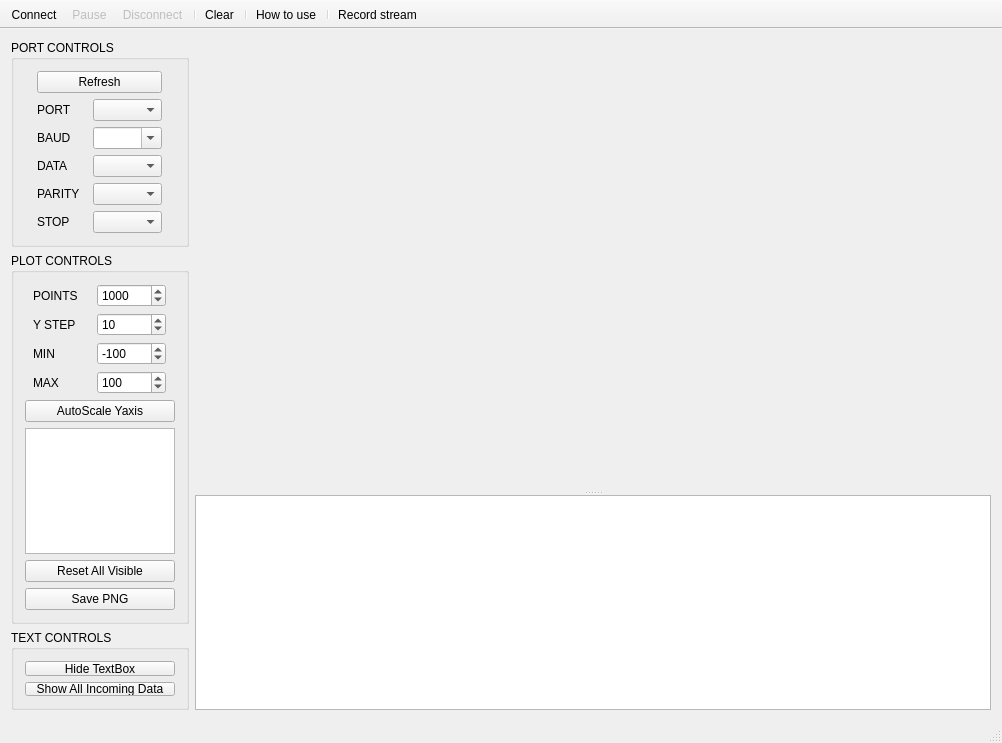
Old version of the form mainwindow.ui in the repository wwrx/serial_port_plotter.
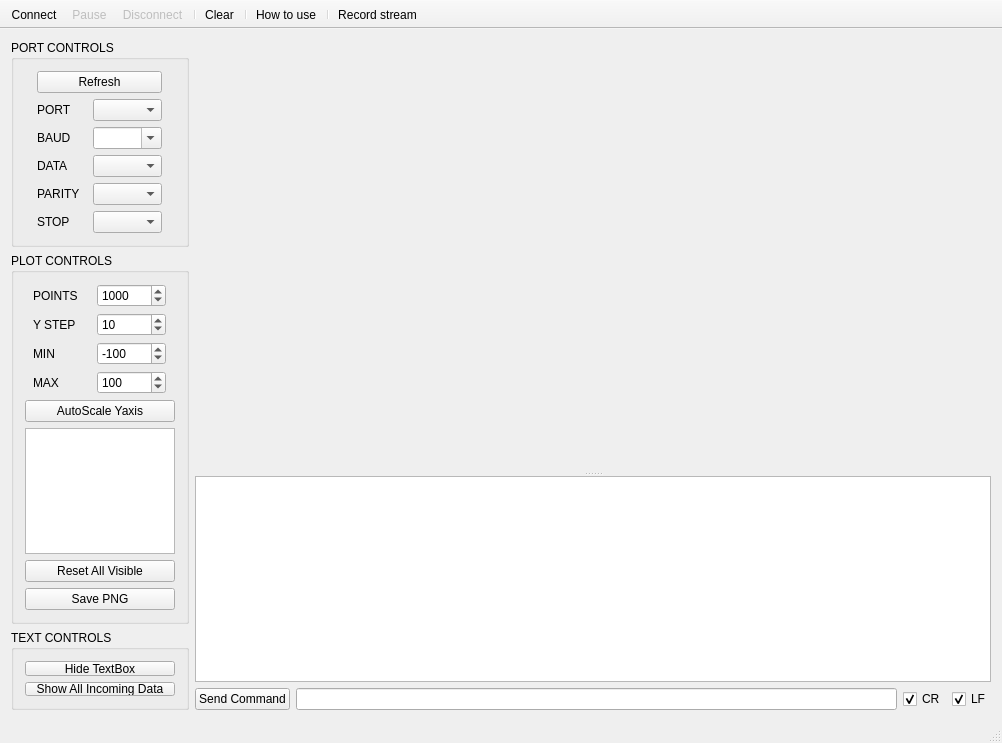
New version of the form. Icons and pictures are not drawn. Custom widgets are drawn as their Qt base class.

Commit message: Serial send functionality

Diff of the .ui file:
```diff
--- a/mainwindow.ui
+++ b/mainwindow.ui
@@ -598,8 +598,21 @@
      </layout>
     </item>
     <item row="0" column="1">
-     <layout class="QGridLayout" name="gridLayout_4">
-      <item row="1" column="0">
+     <layout class="QVBoxLayout" name="verticalLayout_2">
+      <item>
+       <spacer name="horizontalSpacer">
+        <property name="orientation">
+         <enum>Qt::Horizontal</enum>
+        </property>
+        <property name="sizeHint" stdset="0">
+         <size>
+          <width>40</width>
+          <height>1</height>
+         </size>
+        </property>
+       </spacer>
+      </item>
+      <item>
        <widget class="QSplitter" name="splitter">
         <property name="sizePolicy">
          <sizepolicy hsizetype="Expanding" vsizetype="MinimumExpanding">
@@ -657,18 +670,39 @@
         </widget>
        </widget>
       </item>
-      <item row="0" column="0">
-       <spacer name="horizontalSpacer">
-        <property name="orientation">
-         <enum>Qt::Horizontal</enum>
-        </property>
-        <property name="sizeHint" stdset="0">
-         <size>
-          <width>40</width>
-          <height>1</height>
-         </size>
-        </property>
-       </spacer>
+      <item>
+       <layout class="QHBoxLayout" name="horizontalLayout_6">
+        <item>
+         <widget class="QPushButton" name="pushButton_Send">
+          <property name="text">
+           <string>Send Command</string>
+          </property>
+         </widget>
+        </item>
+        <item>
+         <widget class="QLineEdit" name="lineEdit_Send"/>
+        </item>
+        <item>
+         <widget class="QCheckBox" name="checkBox_CR">
+          <property name="text">
+           <string>CR</string>
+          </property>
+          <property name="checked">
+           <bool>true</bool>
+          </property>
+         </widget>
+        </item>
+        <item>
+         <widget class="QCheckBox" name="checkBox_LF">
+          <property name="text">
+           <string>LF</string>
+          </property>
+          <property name="checked">
+           <bool>true</bool>
+          </property>
+         </widget>
+        </item>
+       </layout>
       </item>
      </layout>
     </item>
```
The commit also changes 2 other files.
